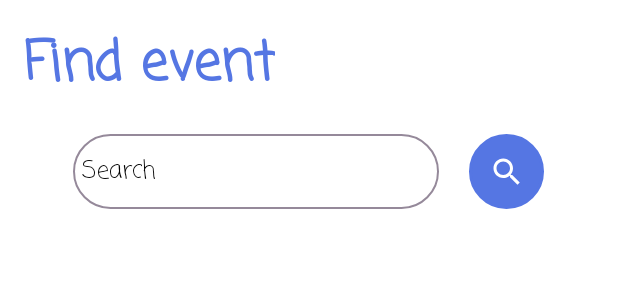
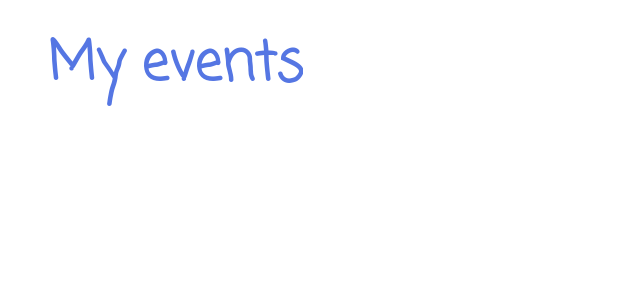
Before and after one commit to micwiccode/meetexpress_android_app, an Android app: the layout fragment_review_events.xml on its own in the app's theme, with its tools: preview values and no code run, on a phone screen of 412 x 824 dp. Shown: the top 300 px of the screen. Run offline under Robolectric (Android 15) with nearby library versions, the phone set to English and light mode, and no system bars.

Commit message:
Solve problem with layout

```diff
--- a/app/src/main/res/layout/fragment_find_event.xml
+++ b/app/src/main/res/layout/fragment_find_event.xml
@@ -23,6 +23,7 @@
             android:fontFamily="casual"
             android:text="@string/find_event"
             android:textColor="@color/blue"
+            android:layout_marginLeft="16dp"
             android:textSize="36sp"
             android:textStyle="bold" />
 
--- a/app/src/main/res/layout/fragment_review_events.xml
+++ b/app/src/main/res/layout/fragment_review_events.xml
@@ -21,40 +21,11 @@
             android:layout_width="wrap_content"
             android:layout_height="61dp"
             android:fontFamily="casual"
-            android:text="@string/find_event"
+            android:text="@string/my_events"
             android:textColor="@color/blue"
             android:textSize="36sp"
+            android:layout_marginLeft="16dp"
             android:textStyle="bold" />
-
-        <LinearLayout
-            android:layout_width="match_parent"
-            android:layout_height="50dp"
-            android:layout_marginVertical="12dp"
-            android:gravity="center_horizontal"
-            android:orientation="horizontal">
-
-            <EditText
-                android:id="@+id/search_view"
-                android:layout_width="244dp"
-                android:layout_height="match_parent"
-                android:background="@drawable/search_layout"
-                android:fontFamily="casual"
-                android:hint="Search"
-                android:padding="6dp"
-                android:textColor="@color/black"
-                android:textColorHint="@color/black"
-                android:textSize="16sp" />
-
-            <ImageButton
-                android:id="@+id/btn_search"
-                android:layout_width="50dp"
-                android:layout_height="50dp"
-                android:layout_marginLeft="20dp"
-                android:background="@drawable/search_button_layout"
-                android:backgroundTint="@color/blue"
-                android:src="@drawable/ic_search_white_24dp" />
-
-        </LinearLayout>
 
     </LinearLayout>
 
```
